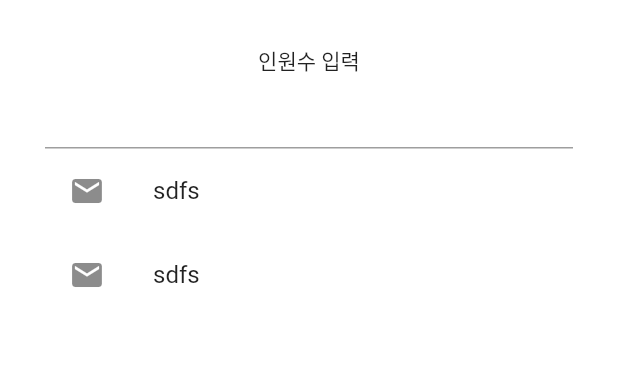
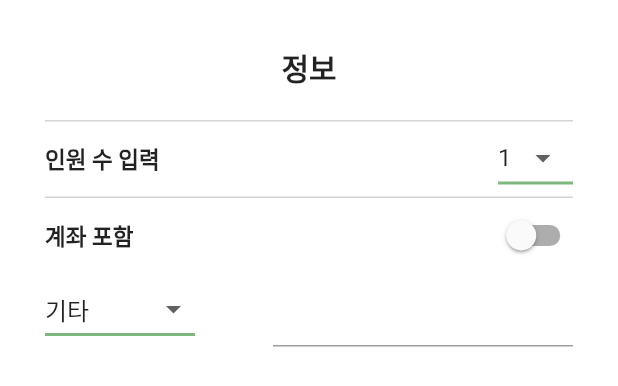
Before and after one commit to JeongSanHaeYOP/App, a Flutter app: the SelectPerBottomSheet widget shown alone on an empty page, opened directly, on a phone screen of 412 x 824 dp. Shown: the top 386 px of the screen. Run offline on Flutter 3.47's test engine with Material 2 defaults, Android fonts, the phone set to English and light mode, and no system bars; our stand-ins replace dotted_line, flutter_swiper, get, image_cropper, image_picker; missing offline and left inert: dart:ffi.

```diff
--- a/lib/theme/colors.dart
+++ b/lib/theme/colors.dart
@@ -5,4 +5,5 @@ class ColorStyles {
   static const Color subGreen = Color(0xffB1D7B4);
   static const Color mainBackground = Color(0xffF7F6DC);
   static const Color mainGrey = Color(0xffD3D3D3);
+  static const Color subGrey = Color(0xffEEEEEE);
 }
--- a/lib/widgets/subwidgets.dart
+++ b/lib/widgets/subwidgets.dart
@@ -1,36 +1,147 @@
 import 'package:flutter/cupertino.dart';
 import 'package:flutter/material.dart';
+import 'package:flutter/services.dart';
 
-class SelectPerBottomSheet extends StatelessWidget {
+import '../theme/colors.dart';
+
+class SelectPerBottomSheet extends StatefulWidget {
   const SelectPerBottomSheet({Key? key}) : super(key: key);
 
   @override
+  State<SelectPerBottomSheet> createState() => _SelectPerBottomSheetState();
+}
+
+int num = 20;
+
+class _SelectPerBottomSheetState extends State<SelectPerBottomSheet> {
+  final _valueList = [for (var i = 0; i < num; i++) i + 1];
+  int _selectedValue = 1;
+
+  final _bankList = ["국민", "기업", "농협", "신한", "우리", "하나", "카카오뱅크", "기타"];
+  String _selectedBank = "기타";
+
+  bool _isChecked = false;
+
+  @override
   Widget build(BuildContext context) {
+    TextEditingController personTextController = TextEditingController();
+
     return Container(
-      padding: EdgeInsets.all(30),
+      padding: const EdgeInsets.all(30),
       color: Colors.white,
       child: Wrap(
         children: <Widget>[
-          Container(
-            child: Column(
-              children: [
-                Text("인원수 입력"),
-                TextField(),
-              ],
+          Center(
+              child: Container(
+            margin: const EdgeInsets.fromLTRB(0, 0, 0, 20),
+            child: const Text(
+              "정보",
+              style: TextStyle(fontWeight: FontWeight.bold, fontSize: 20),
             ),
+          )),
+          const Divider(thickness: 1, height: 1, color: ColorStyles.mainGrey),
+          Row(
+            mainAxisAlignment: MainAxisAlignment.spaceBetween,
+            children: [
+              const Text(
+                "인원 수 입력",
+                style: TextStyle(fontWeight: FontWeight.bold, fontSize: 15),
+              ),
+              SizedBox(
+                  width: 50,
+                  height: 50,
+                  child: DropdownButton(
+                    elevation: 0,
+                    autofocus: false,
+                    focusColor: ColorStyles.subGreen,
+                    dropdownColor: ColorStyles.subGrey,
+                    borderRadius: const BorderRadius.all(Radius.circular(5.0)),
+                    underline: Container(
+                      height: 2,
+                      color: ColorStyles.mainGreen,
+                    ),
+                    menuMaxHeight: 200,
+                    value: _selectedValue,
+                    items: _valueList.map((item) {
+                      return DropdownMenuItem(
+                          value: item,
+                          child: Text(
+                            item.toString(),
+                          ));
+                    }).toList(),
+                    onChanged: (value) {
+                      setState(() {
+                        _selectedValue = value!;
+                      });
+                    },
+                  )),
+            ],
           ),
-          ListTile(
-            leading: Icon(Icons.mail),
-            title: Text('sdfs'),
+          const Divider(thickness: 1, height: 1, color: ColorStyles.mainGrey),
+          Row(
+            mainAxisAlignment: MainAxisAlignment.spaceBetween,
+            children: [
+              const Text(
+                "계좌 포함",
+                style: TextStyle(fontWeight: FontWeight.bold, fontSize: 15),
+              ),
+              SizedBox(
+                  width: 50,
+                  height: 50,
+                  child: Switch(
+                      activeColor: ColorStyles.mainGreen,
+                      value: _isChecked,
+                      onChanged: (value) {
+                        setState(() {
+                          _isChecked = value;
+                        });
+                      }))
+            ],
           ),
-          ListTile(
-            leading: Icon(Icons.mail),
-            title: Text('sdfs'),
+          Row(
+            mainAxisAlignment: MainAxisAlignment.spaceBetween,
+            children: [
+              AbsorbPointer(
+                absorbing: !_isChecked,
+                child: SizedBox(
+                    width: 100,
+                    height: 50,
+                    child: DropdownButton(
+                      elevation: 0,
+                      autofocus: false,
+                      focusColor: ColorStyles.subGreen,
+                      dropdownColor: ColorStyles.subGrey,
+                      borderRadius:
+                          const BorderRadius.all(Radius.circular(5.0)),
+                      underline: Container(
+                        height: 2,
+                        color: ColorStyles.mainGreen,
+                      ),
+                      menuMaxHeight: 200,
+                      value: _selectedBank,
+                      items: _bankList.map((item) {
+                        return DropdownMenuItem(
+                            value: item,
+                            child: Text(
+                              item.toString(),
+                            ));
+                      }).toList(),
+                      onChanged: (value) {
+                        setState(() {
+                          _selectedBank = value!;
+                        });
+                      },
+                    )),
+              ),
+              AbsorbPointer(
+                absorbing: !_isChecked,
+                child: const SizedBox(
+                  width: 200,
+                  child: TextField(),
+                ),
+              )
+            ],
           ),
-          ListTile(
-            leading: null,
-            title: Text(''),
-          )
         ],
       ),
     );
```
Also changed, not shown: 1 other file.
